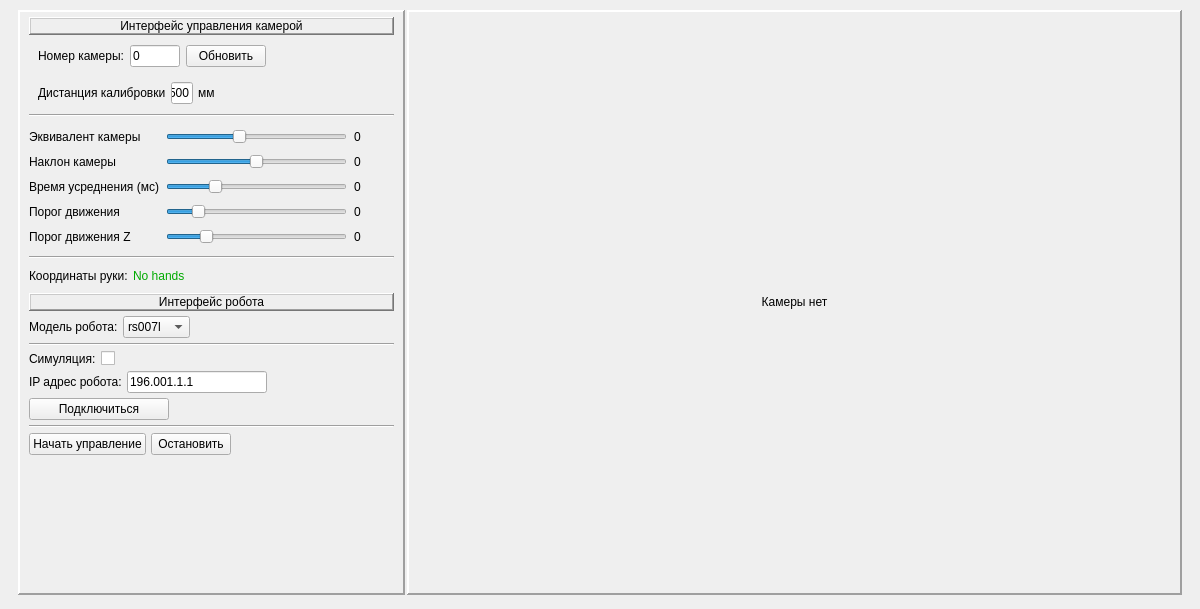
Old version of the form py/main/Qt/PyQtWindow.ui in the repository KirillHit/HandTracker.
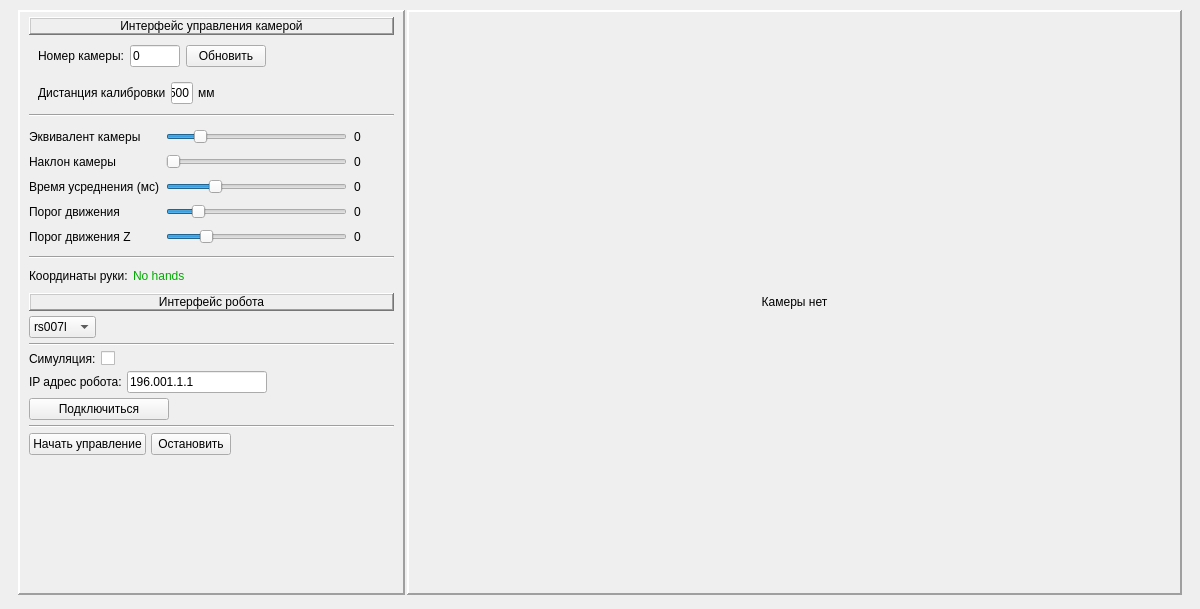
New version of the form.

What changed in the file:
```diff
--- a/py/main/Qt/PyQtWindow.ui
+++ b/py/main/Qt/PyQtWindow.ui
@@ -300,7 +300,7 @@
               <item row="0" column="1">
                <widget class="QSlider" name="CalibCam">
                 <property name="maximum">
-                 <number>200</number>
+                 <number>500</number>
                 </property>
                 <property name="pageStep">
                  <number>1</number>
@@ -430,7 +430,7 @@
                  <number>1</number>
                 </property>
                 <property name="value">
-                 <number>90</number>
+                 <number>0</number>
                 </property>
                 <property name="orientation">
                  <enum>Qt::Horizontal</enum>
@@ -562,16 +562,6 @@
             </item>
             <item>
              <layout class="QHBoxLayout" name="horizontalLayout_7">
-              <item>
-               <widget class="QLabel" name="label_15">
-                <property name="text">
-                 <string>Модель робота:</string>
-                </property>
-                <property name="margin">
-                 <number>5</number>
-                </property>
-               </widget>
-              </item>
               <item>
                <widget class="QComboBox" name="ModelRobot">
                 <item>
```
Left out of the diff: 3 changed lines with no effect on the pictures.
